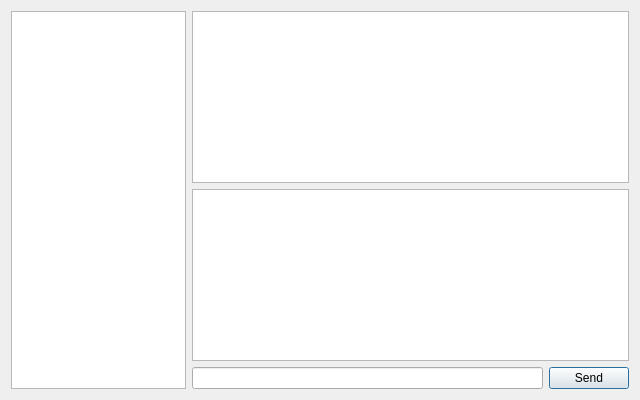
gvillanueva/wargames-client, file src/ui/lobbydialog.ui: the form before one commit.
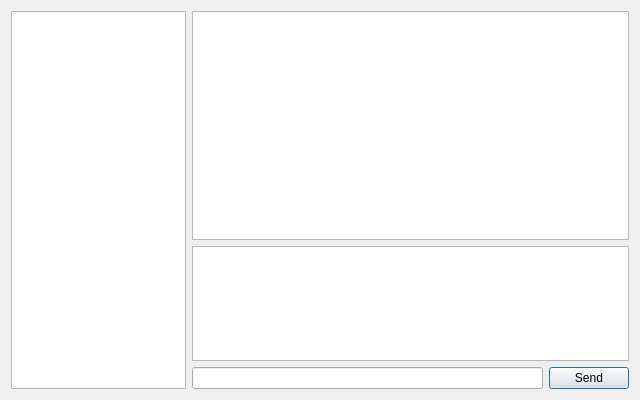
The form after the commit.

```diff
--- a/src/ui/lobbydialog.ui
+++ b/src/ui/lobbydialog.ui
@@ -25,7 +25,14 @@
     <widget class="QLineEdit" name="leMessage"/>
    </item>
    <item row="1" column="1" colspan="2">
-    <widget class="QTextEdit" name="teHistory"/>
+    <widget class="QTextEdit" name="teHistory">
+     <property name="sizePolicy">
+      <sizepolicy hsizetype="Expanding" vsizetype="Expanding">
+       <horstretch>0</horstretch>
+       <verstretch>1</verstretch>
+      </sizepolicy>
+     </property>
+    </widget>
    </item>
    <item row="0" column="0" rowspan="3">
     <widget class="QListView" name="lvUsers">
@@ -38,7 +45,14 @@
     </widget>
    </item>
    <item row="0" column="1" colspan="2">
-    <widget class="QGraphicsView" name="graphicsView"/>
+    <widget class="QGraphicsView" name="graphicsView">
+     <property name="sizePolicy">
+      <sizepolicy hsizetype="Expanding" vsizetype="Expanding">
+       <horstretch>0</horstretch>
+       <verstretch>2</verstretch>
+      </sizepolicy>
+     </property>
+    </widget>
    </item>
   </layout>
  </widget>
```
